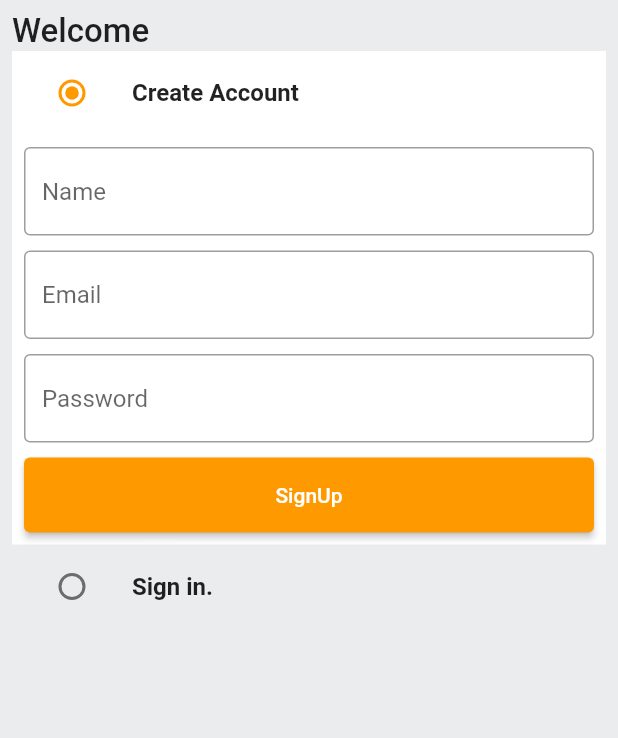
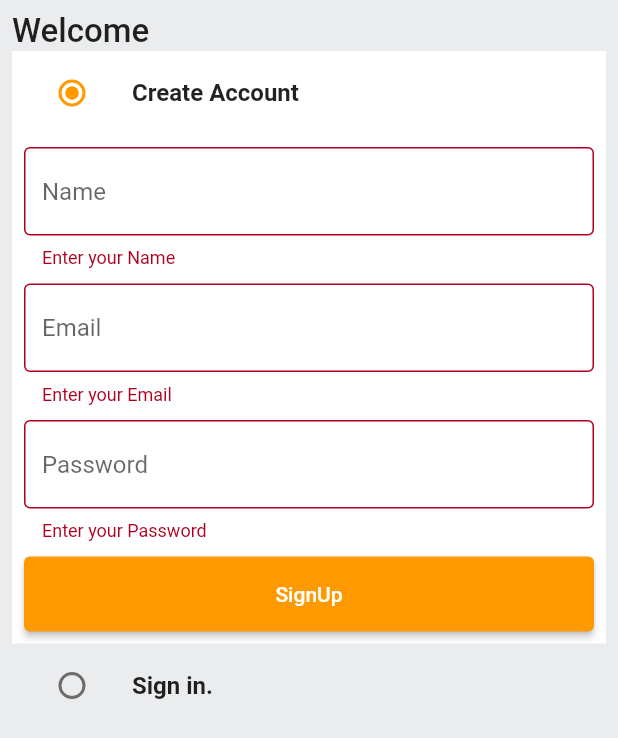
Before and after one commit to tanishqchugh2002/amazon_clone, a Flutter app: the screen it shows after launch, after a tap on "SignUp", on a phone screen of 412 x 824 dp. Shown: the top 738 px of the screen. Run offline on Flutter 3.47's test engine with Material 2 defaults, Android fonts, the phone set to English and light mode, and no system bars.

Commit message:
auth server added

```diff
--- a/lib/common/widgets/custom_textfield.dart
+++ b/lib/common/widgets/custom_textfield.dart
@@ -24,7 +24,12 @@ class CustomTextField extends StatelessWidget {
           ),
         ),
       ),
-      validator: (val) {},
+      validator: (val) {
+        if (val == null || val.isEmpty) {
+          return 'Enter your $hintText';
+        }
+        return null;
+      },
     );
   }
 }
--- a/lib/constants/global_variables.dart
+++ b/lib/constants/global_variables.dart
@@ -1,4 +1,7 @@
 import 'package:flutter/material.dart';
+import './.env';
+
+String uri = 'http://192.168.0.169:3000';
 
 class GlobalVariables {
   static const appBarGradient = LinearGradient(
--- a/lib/features/auth/screens/auth_screen.dart
+++ b/lib/features/auth/screens/auth_screen.dart
@@ -1,5 +1,6 @@
 import 'package:amazon_clone/common/widgets/custom_button.dart';
 import 'package:amazon_clone/constants/global_variables.dart';
+import 'package:amazon_clone/features/auth/services/auth_service.dart';
 import 'package:flutter/material.dart';
 import 'package:amazon_clone/common/widgets/custom_textfield.dart';
 
@@ -20,15 +21,26 @@ class _AuthScreenState extends State<AuthScreen> {
   Auth _auth = Auth.signup;
   final _signUpFormKey = GlobalKey<FormState>();
   final _signInFormKey = GlobalKey<FormState>();
+  final AuthService authService = AuthService();
+
   final TextEditingController _emailController = TextEditingController();
   final TextEditingController _passwordController = TextEditingController();
   final TextEditingController _nameController = TextEditingController();
+
   @override
   void dispose() {
     super.dispose();
     _emailController.dispose();
     _passwordController.dispose();
     _nameController.dispose();
+  }
+
+  void signUpUser() {
+    authService.signUpUser(
+        email: _emailController.text,
+        context: context,
+        password: _passwordController.text,
+        name: _nameController.text);
   }
 
   Widget build(BuildContext context) {
@@ -97,7 +109,13 @@ class _AuthScreenState extends State<AuthScreen> {
                         const SizedBox(
                           height: 10,
                         ),
-                        CustomButton(text: 'SignUp', onPressed: () {}),
+                        CustomButton(
+                            text: 'SignUp',
+                            onPressed: () {
+                              if (_signUpFormKey.currentState!.validate()) {
+                                signUpUser();
+                              }
+                            }),
                       ],
                     ),
                   ),
@@ -128,7 +146,7 @@ class _AuthScreenState extends State<AuthScreen> {
                   padding: const EdgeInsets.all(8),
                   color: GlobalVariables.backgroundColor,
                   child: Form(
-                    key: _signUpFormKey,
+                    key: _signInFormKey,
                     child: Column(
                       children: [
                         const SizedBox(
--- /dev/null
+++ b/lib/models/user.dart
@@ -0,0 +1,51 @@
+// ignore_for_file: public_member_api_docs, sort_constructors_first
+import 'dart:convert';
+
+class User {
+  final String id;
+  final String name;
+  final String email;
+  final String address;
+  final String type;
+  final String token;
+  final String password;
+
+  User(
+    this.id,
+    this.name,
+    this.email,
+    this.address,
+    this.type,
+    this.token,
+    this.password,
+  );
+
+  Map<String, dynamic> toMap() {
+    return <String, dynamic>{
+      'id': id,
+      'name': name,
+      'email': email,
+      'address': address,
+      'type': type,
+      'token': token,
+      'password': password,
+    };
+  }
+
+  factory User.fromMap(Map<String, dynamic> map) {
+    return User(
+      map['_id'] as String,
+      map['name'] as String,
+      map['email'] as String,
+      map['address'] as String,
+      map['type'] as String,
+      map['token'] as String,
+      map['password'] as String,
+    );
+  }
+
+  String toJson() => json.encode(toMap());
+
+  factory User.fromJson(String source) =>
+      User.fromMap(json.decode(source) as Map<String, dynamic>);
+}
```
Also changed, not shown: lib/constants/error_handling.dart (added, +25 -0 lines), lib/constants/utils.dart (added, +10 -0 lines), lib/features/auth/services/auth_service.dart (added, +35 -0 lines), pubspec.yaml (+2 -66 lines), pubspec.lock, 12 other files.
